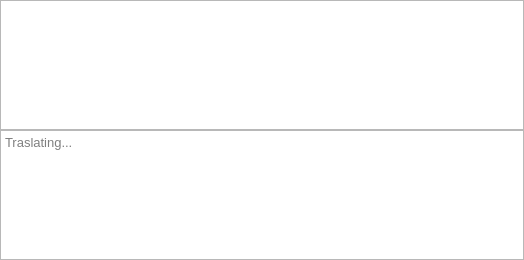
First picture: the form in popupdialog.ui, repository glaumar/PopTranslate, before the edit.
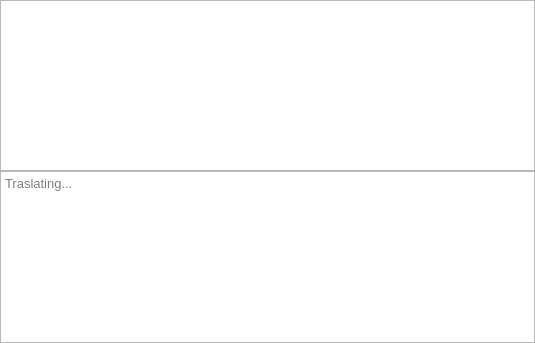
Second picture: the form after the edit.

What changed in the file:
```diff
--- a/popupdialog.ui
+++ b/popupdialog.ui
@@ -6,8 +6,8 @@
    <rect>
     <x>0</x>
     <y>0</y>
-    <width>524</width>
-    <height>260</height>
+    <width>535</width>
+    <height>343</height>
    </rect>
   </property>
   <property name="font">
@@ -51,6 +51,12 @@
      <property name="styleSheet">
       <string notr="true"/>
      </property>
+     <property name="frameShape">
+      <enum>QFrame::StyledPanel</enum>
+     </property>
+     <property name="frameShadow">
+      <enum>QFrame::Sunken</enum>
+     </property>
      <property name="textInteractionFlags">
       <set>Qt::NoTextInteraction</set>
      </property>
@@ -58,6 +64,12 @@
    </item>
    <item>
     <widget class="QTextEdit" name="trans_text_edit">
+     <property name="layoutDirection">
+      <enum>Qt::LeftToRight</enum>
+     </property>
+     <property name="autoFillBackground">
+      <bool>true</bool>
+     </property>
      <property name="styleSheet">
       <string notr="true"/>
      </property>
```
